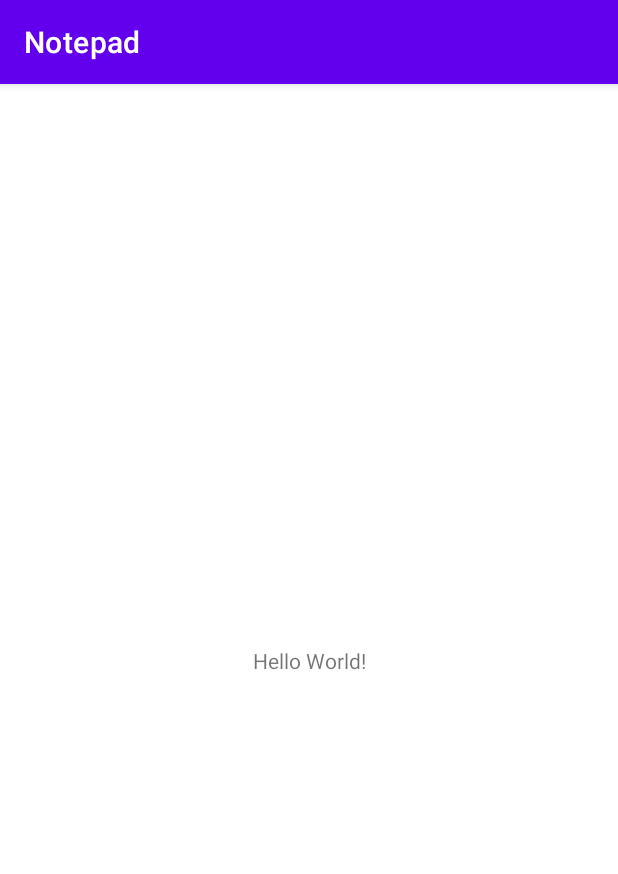
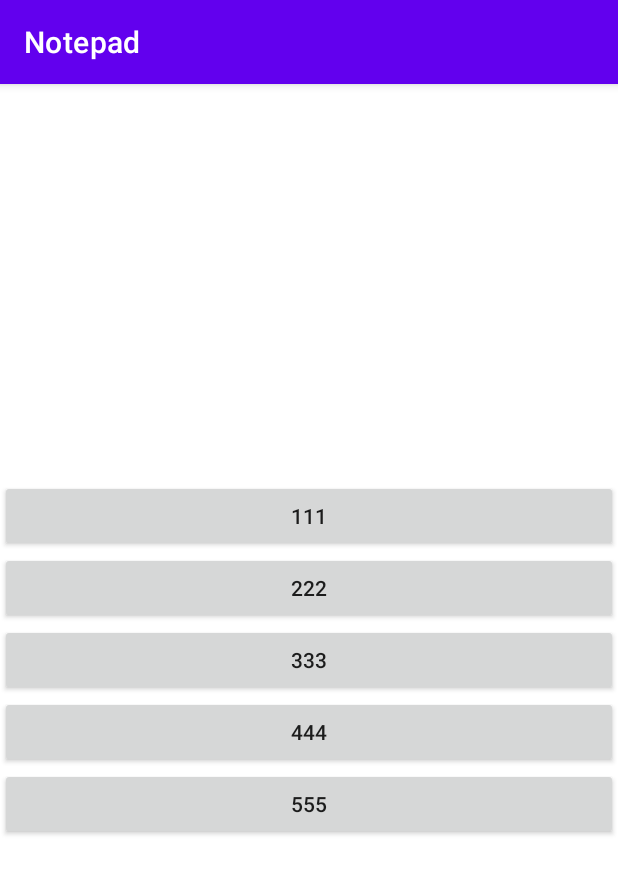
Before and after one commit to pfrost982/Notepad, an Android app: the screen it shows after launch (MainActivity), on a phone screen of 412 x 824 dp. Shown: the top 874 px of the screen. Run offline under Robolectric (Android 15) with nearby library versions, the phone set to English and light mode, and no system bars.

Commit message:
Заработал список

```diff
--- a/app/src/main/java/ru/gb/notepad/MainActivity.java
+++ b/app/src/main/java/ru/gb/notepad/MainActivity.java
@@ -4,13 +4,33 @@ import androidx.appcompat.app.AppCompatActivity;
 
 import android.os.Bundle;
 
-public class MainActivity extends AppCompatActivity {
+public class MainActivity extends AppCompatActivity implements NoticeFragment.Controller, NoticeListFragment.Controller {
+    private Notepad notepad;
 
     @Override
     protected void onCreate(Bundle savedInstanceState) {
         super.onCreate(savedInstanceState);
         setContentView(R.layout.activity_main);
-        pool
+        notepad = new Notepad();
+        notepad.addNotice(new Notice("111", "111"));
+        notepad.addNotice(new Notice("222", "222"));
+        notepad.addNotice(new Notice("333", "333"));
+        notepad.addNotice(new Notice("444", "444"));
+        notepad.addNotice(new Notice("555", "555"));
+
+        getSupportFragmentManager()
+                .beginTransaction()
+                .add(R.id.container, NoticeListFragment.newInstance(notepad.getNoticeList()))
+                .commit();
     }
 
+    @Override
+    public void saveNotice(Notice notice, int noticeIndex) {
+
+    }
+
+    @Override
+    public void openNotice(Notice notice, int noticeIndex) {
+
+    }
 }
--- a/app/src/main/java/ru/gb/notepad/Notepad.java
+++ b/app/src/main/java/ru/gb/notepad/Notepad.java
@@ -6,7 +6,7 @@ public class Notepad {
     private final ArrayList<Notice> noticeList;
 
     public Notepad() {
-        noticeList = new ArrayList<>();
+        noticeList = new ArrayList<Notice>();
     }
 
     public void addNotice(Notice notice) {
--- a/app/src/main/java/ru/gb/notepad/NoticeListFragment.java
+++ b/app/src/main/java/ru/gb/notepad/NoticeListFragment.java
@@ -1,64 +1,78 @@
 package ru.gb.notepad;
 
+import android.content.Context;
 import android.os.Bundle;
 
+import androidx.annotation.NonNull;
+import androidx.annotation.Nullable;
 import androidx.fragment.app.Fragment;
 
 import android.view.LayoutInflater;
 import android.view.View;
 import android.view.ViewGroup;
+import android.widget.Button;
+import android.widget.LinearLayout;
 
-/**
- * A simple {@link Fragment} subclass.
- * Use the {@link NoticeListFragment#newInstance} factory method to
- * create an instance of this fragment.
- */
+import java.util.ArrayList;
+
 public class NoticeListFragment extends Fragment {
-
-    // TODO: Rename parameter arguments, choose names that match
-    // the fragment initialization parameters, e.g. ARG_ITEM_NUMBER
-    private static final String ARG_PARAM1 = "param1";
-    private static final String ARG_PARAM2 = "param2";
-
-    // TODO: Rename and change types of parameters
-    private String mParam1;
-    private String mParam2;
+    private static final String ARG_LIST = "param_list";
+    private ArrayList<Notice> noticeList;
+    private LinearLayout linearLayout;
 
     public NoticeListFragment() {
-        // Required empty public constructor
     }
 
-    /**
-     * Use this factory method to create a new instance of
-     * this fragment using the provided parameters.
-     *
-     * @param param1 Parameter 1.
-     * @param param2 Parameter 2.
-     * @return A new instance of fragment NoticeListFragment.
-     */
-    // TODO: Rename and change types and number of parameters
-    public static NoticeListFragment newInstance(String param1, String param2) {
+    public static NoticeListFragment newInstance(ArrayList<Notice> noticeList) {
         NoticeListFragment fragment = new NoticeListFragment();
         Bundle args = new Bundle();
-        args.putString(ARG_PARAM1, param1);
-        args.putString(ARG_PARAM2, param2);
+        args.putParcelableArrayList(ARG_LIST, noticeList);
         fragment.setArguments(args);
         return fragment;
+    }
+
+    @Override
+    public void onAttach(Context context) {
+        super.onAttach(context);
+        if (!(context instanceof Controller)) {
+            throw new RuntimeException("Activity must implement NoticeListFragment.Controller");
+        }
     }
 
     @Override
     public void onCreate(Bundle savedInstanceState) {
         super.onCreate(savedInstanceState);
         if (getArguments() != null) {
-            mParam1 = getArguments().getString(ARG_PARAM1);
-            mParam2 = getArguments().getString(ARG_PARAM2);
+            noticeList = getArguments().getParcelableArrayList(ARG_LIST);
         }
     }
 
     @Override
     public View onCreateView(LayoutInflater inflater, ViewGroup container,
                              Bundle savedInstanceState) {
-        // Inflate the layout for this fragment
-        return inflater.inflate(R.layout.fragment_notice_list, container, false);
+        return inflater.inflate(R.layout.fragment_notice_list, null);
     }
+
+    @Override
+    public void onViewCreated(View view, Bundle savedInstanceState) {
+        super.onViewCreated(view, savedInstanceState);
+        linearLayout = view.findViewById(R.id.linear_id);
+        for (int i = 0; i < noticeList.size(); i++) {
+            addNoticeToList(noticeList.get(i), i);
+        }
+    }
+
+    private void addNoticeToList(Notice notice, int index) {
+        Button button = new Button(getContext());
+        button.setText(notice.getTitle());
+        button.setOnClickListener(v -> {
+            ((Controller) getActivity()).openNotice(notice, index);
+        });
+        linearLayout.addView(button);
+    }
+
+    public interface Controller {
+        void openNotice(Notice notice, int noticeIndex);
+    }
+
 }
--- /dev/null
+++ b/app/src/main/res/layout-land/activity_main.xml
@@ -0,0 +1,22 @@
+<?xml version="1.0" encoding="utf-8"?>
+<LinearLayout xmlns:android="http://schemas.android.com/apk/res/android"
+    xmlns:tools="http://schemas.android.com/tools"
+    android:layout_width="match_parent"
+    android:layout_height="match_parent"
+    android:gravity="center"
+    android:orientation="horizontal"
+    tools:context=".MainActivity">
+
+    <FrameLayout
+        android:id="@+id/container"
+        android:layout_width="0dp"
+        android:layout_weight="1"
+        android:layout_height="match_parent"/>
+
+    <FrameLayout
+        android:id="@+id/detail_container"
+        android:layout_width="0dp"
+        android:layout_weight="1"
+        android:layout_height="match_parent"/>
+
+</LinearLayout>
--- a/app/src/main/res/layout/activity_main.xml
+++ b/app/src/main/res/layout/activity_main.xml
@@ -1,18 +1,12 @@
 <?xml version="1.0" encoding="utf-8"?>
-<androidx.constraintlayout.widget.ConstraintLayout xmlns:android="http://schemas.android.com/apk/res/android"
-    xmlns:app="http://schemas.android.com/apk/res-auto"
+<FrameLayout xmlns:android="http://schemas.android.com/apk/res/android"
     xmlns:tools="http://schemas.android.com/tools"
+    android:id="@+id/container"
     android:layout_width="match_parent"
     android:layout_height="match_parent"
+    android:gravity="center"
+    android:orientation="vertical"
     tools:context=".MainActivity">
 
-    <TextView
-        android:layout_width="wrap_content"
-        android:layout_height="wrap_content"
-        android:text="Hello World!"
-        app:layout_constraintBottom_toBottomOf="parent"
-        app:layout_constraintLeft_toLeftOf="parent"
-        app:layout_constraintRight_toRightOf="parent"
-        app:layout_constraintTop_toTopOf="parent" />
 
-</androidx.constraintlayout.widget.ConstraintLayout>
+</FrameLayout>
--- a/app/src/main/res/layout/fragment_notice_list.xml
+++ b/app/src/main/res/layout/fragment_notice_list.xml
@@ -1,14 +1,13 @@
 <?xml version="1.0" encoding="utf-8"?>
-<FrameLayout xmlns:android="http://schemas.android.com/apk/res/android"
+<LinearLayout xmlns:android="http://schemas.android.com/apk/res/android"
     xmlns:tools="http://schemas.android.com/tools"
+    android:id="@+id/linear_id"
     android:layout_width="match_parent"
     android:layout_height="match_parent"
-    tools:context=".NoticeListFragment">
+    android:gravity="center"
+    android:orientation="vertical"
+    android:background="@color/white"
+    tools:context=".MainActivity">
 
-    <!-- TODO: Update blank fragment layout -->
-    <TextView
-        android:layout_width="match_parent"
-        android:layout_height="match_parent"
-        android:text="@string/hello_blank_fragment" />
 
-</FrameLayout>
+</LinearLayout>
```
Also changed, not shown: app/src/main/java/ru/gb/notepad/Notice.java (+48 -37 lines), app/src/main/java/ru/gb/notepad/NoticeFragment.java (+35 -29 lines), app/src/main/res/layout/fragment_notice.xml (+40 -7 lines).
